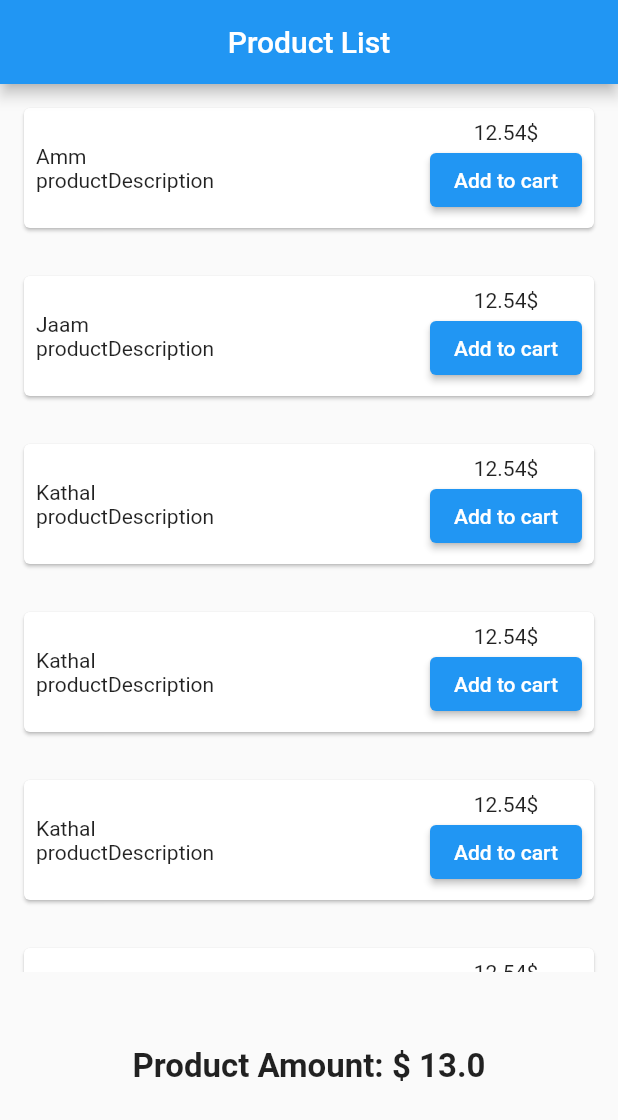
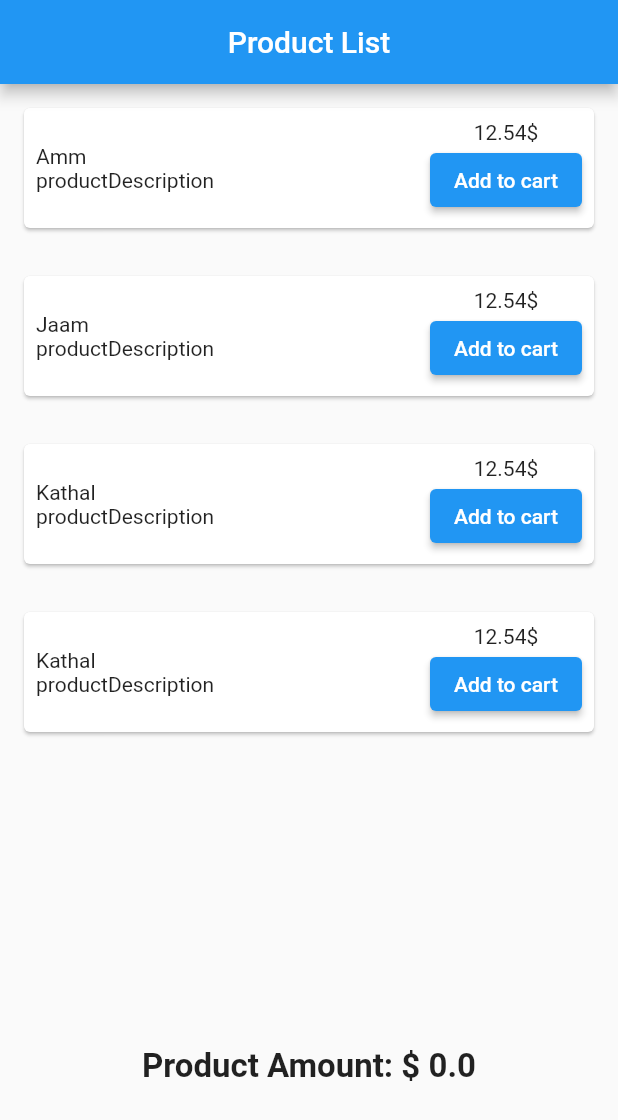
Before and after one commit to royalcourtbd/project_sqflite, a Flutter app: the screen it shows after launch, after a tap on "Add to cart", on a phone screen of 412 x 824 dp. Shown: the top 1120 px of the screen. Run offline on Flutter 3.47's test engine with Material 2 defaults, Android fonts, the light colour scheme and no system bars; our stand-ins replace get, sqflite; accounts and stored records are empty.

Commit message:
note app, with getX

```diff
--- a/lib/data/database_helper.dart
+++ b/lib/data/database_helper.dart
@@ -1,5 +1,6 @@
 import 'package:path_provider/path_provider.dart';
 import 'package:project_sqflite/data/employee_model.dart';
+import 'package:project_sqflite/data/product_model.dart';
 
 import 'package:sqflite/sqflite.dart';
 import 'package:path/path.dart' as Path;
@@ -8,15 +9,18 @@ class DatabaseHelper {
   static const String createEmployeeTable =
       '''create table $databaseTableName($databaseEmployeeTableColumnId integer primary key autoincrement, $databaseEmployeeTableColumnName text not null,  $databaseEmployeeTableColumnDesignation text not null)''';
 
+  static const String productTable =
+      '''create table $databaseTableName2('id' integer primary key autoincrement, 'productName' text not null,  'productImage' text not null, 'price' real not null, 'productDescription' text not null)''';
+
   static Future<Database> open() async {
     final dbPath = await getApplicationDocumentsDirectory();
-    final path = Path.join(dbPath.path, databaseName);
+    final path = Path.join(dbPath.path, 'databaseName.db');
 
     return openDatabase(
       path,
       version: databaseVersion,
       onCreate: (db, version) {
-        db.execute(createEmployeeTable);
+        db.execute(productTable);
       },
     );
   }
@@ -35,6 +39,14 @@ class DatabaseHelper {
     return List.generate(
         map.length, (index) => EmployeeModel.fromJson(map[index]));
   }
+  static Future<List<ProductModel>> getAllProduct() async {
+    final db = await open();
+    final List<Map<String, dynamic>> map = await db.query(databaseTableName2,
+        orderBy: 'productName');
+
+    return List.generate(
+        map.length, (index) => ProductModel.fromMap(map[index]));
+  }
 
   static Future<int> updateDatabase(Map<String, dynamic> map) async {
     final db = await open();
--- a/lib/data/employee_model.dart
+++ b/lib/data/employee_model.dart
@@ -3,6 +3,7 @@
 const String databaseName = 'employeeDatabase.db';
 const int databaseVersion = 1;
 const String databaseTableName = 'employeeTable';
+
 const String databaseEmployeeTableColumnId = 'id';
 const String databaseEmployeeTableColumnName = 'name';
 const String databaseEmployeeTableColumnDesignation = 'designation';
--- a/lib/data/product_model.dart
+++ b/lib/data/product_model.dart
@@ -1,4 +1,14 @@
 // ignore_for_file: public_member_api_docs, sort_constructors_first
+
+const String productDatabaseName = 'productDatabase.db';
+const int productDatabaseVersion = 1;
+const String productDatabaseTableName = 'productTable';
+const String databaseTableName2 = 'productTable';
+const String databaseProductTableColumnId = 'id';
+const String databaseProductTableColumnName = 'name';
+const String databaseProductTableColumnImage = 'name';
+const String databaseProductTableColumnDescription = 'description';
+const double databaseProductTableColumnPrice = 12.5;
 
 class ProductModel {
   final int id;
--- a/lib/presentation/products_list/cart_controller.dart
+++ b/lib/presentation/products_list/cart_controller.dart
@@ -1,13 +1,22 @@
+import 'package:flutter/material.dart';
 import 'package:get/get.dart';
+import 'package:project_sqflite/data/database_helper.dart';
 import 'package:project_sqflite/data/product_model.dart';
+import 'dart:developer' as dev;
+
+import 'package:project_sqflite/presentation/products_list/product_list_ui_state.dart';
 
 class CartController extends GetxController {
-  final RxList<ProductModel> cartItems = RxList<ProductModel>();
-  int get count => cartItems.length;
-  double get totalPrice =>
-      cartItems.fold(0, (sum, item) => sum + item.price.roundToDouble());
+  Rx<ProductListUiState> uiState = Rx(
+    ProductListUiState(
+      isLoading: false,
+      productList: [],
+      count: 0,
+      totalPrice: 0,
+    ),
+  );
 
-  addToCart(ProductModel product) {
-    cartItems.add(product);
-  }
+
+
+
 }
--- a/lib/presentation/products_list/product_list_controller.dart
+++ b/lib/presentation/products_list/product_list_controller.dart
@@ -1,13 +1,21 @@
+import 'package:flutter/material.dart';
 import 'package:get/get.dart';
+import 'package:project_sqflite/data/database_helper.dart';
 import 'package:project_sqflite/data/product_model.dart';
 import 'package:project_sqflite/presentation/products_list/product_list_ui_state.dart';
+import 'dart:developer' as dev;
 
 class ProductListController extends GetxController {
+  Rx<ProductListUiState> uiState = Rx(ProductListUiState(
+      isLoading: false, productList: [], count: 0, totalPrice: 0));
 
-  Rx<ProductListUiState> uiState = Rx(ProductListUiState(
-    isLoading: false,
-    productList: [],
-  ));
+  // Future<void> fetchNoteList() async {
+  //   _loading();
+  //   final List<ProductModel> productMapList =
+  //       await DatabaseHelper.getAllProduct();
+  //   uiState.value =
+  //       uiState.value.copyWith(isLoading: false, productList: productMapList);
+  // }
 
   Future<void> fetchProductList() async {
     _loading();
@@ -21,56 +29,21 @@ class ProductListController extends GetxController {
         price: 12.54,
       ),
       ProductModel(
-        id: 1,
+        id: 2,
         productName: 'Jaam',
         productImage: 'productImage',
         productDescription: 'productDescription',
         price: 12.54,
       ),
       ProductModel(
-        id: 1,
+        id: 4,
         productName: 'Kathal',
         productImage: 'productImage',
         productDescription: 'productDescription',
         price: 12.54,
       ),
       ProductModel(
-        id: 1,
-        productName: 'Kathal',
-        productImage: 'productImage',
-        productDescription: 'productDescription',
-        price: 12.54,
-      ),
-      ProductModel(
-        id: 1,
-        productName: 'Kathal',
-        productImage: 'productImage',
-        productDescription: 'productDescription',
-        price: 12.54,
-      ),
-      ProductModel(
-        id: 1,
-        productName: 'Kathal',
-        productImage: 'productImage',
-        productDescription: 'productDescription',
-        price: 12.54,
-      ),
-      ProductModel(
-        id: 1,
-        productName: 'Kathal',
-        productImage: 'productImage',
-        productDescription: 'productDescription',
-        price: 12.54,
-      ),
-      ProductModel(
-        id: 1,
-        productName: 'Kathal',
-        productImage: 'productImage',
-        productDescription: 'productDescription',
-        price: 12.54,
-      ),
-      ProductModel(
-        id: 1,
+        id: 3,
         productName: 'Kathal',
         productImage: 'productImage',
         productDescription: 'productDescription',
@@ -81,10 +54,37 @@ class ProductListController extends GetxController {
         uiState.value.copyWith(productList: productMapList, isLoading: false);
   }
 
+  Future<void> insertCartProduct(
+      {required ProductModel? productModel,
+      required VoidCallback onInserted}) async {
+    if (productModel == null) return;
+    final product = productModel.toMap();
+    dev.log(product.toString());
+
+    DatabaseHelper.insertData(databaseTableName2, product);
+
+    uiState.value = uiState.value.copyWith(
+        totalPrice: uiState.value.productList
+            .fold(0, (sum, item) => sum ?? 0 + item.price.roundToDouble()),
+        count: uiState.value.productList.length);
+
+    onInserted();
+  }
+
+  Future<void> getCartList() async {
+    final List<ProductModel> productMapList =
+        await DatabaseHelper.getAllProduct();
+    uiState.value = uiState.value.copyWith(productList: productMapList);
+
+    uiState.value =
+        uiState.value.copyWith(productList: productMapList, isLoading: false);
+  }
+
   @override
   void onInit() {
     super.onInit();
     fetchProductList();
+    getCartList();
   }
 
   void _loading() => uiState.value = uiState.value.copyWith(isLoading: true);
--- a/lib/presentation/products_list/product_list_page.dart
+++ b/lib/presentation/products_list/product_list_page.dart
@@ -56,8 +56,10 @@ class ProductListPage extends StatelessWidget {
                                         Text('${products[index].price}\$'),
                                         ElevatedButton(
                                           onPressed: () {
-                                            _cartController
-                                                .addToCart(products[index]);
+                                            _productListController.insertCartProduct(
+                                              productModel: products[index],
+                                              onInserted: () {},
+                                            );
                                           },
                                           child: const Text('Add to cart'),
                                         ),
@@ -73,7 +75,7 @@ class ProductListPage extends StatelessWidget {
               ),
               const SizedBox(height: 50),
               Obx(() => Text(
-                    'Product Amount: \$ ${_cartController.totalPrice}',
+                    'Product Amount: \$ ${_cartController.uiState.value.totalPrice}',
                     style: const TextStyle(
                         fontWeight: FontWeight.bold, fontSize: 22),
                   )),
--- a/lib/presentation/products_list/product_list_ui_state.dart
+++ b/lib/presentation/products_list/product_list_ui_state.dart
@@ -3,20 +3,28 @@
 import 'package:project_sqflite/data/product_model.dart';
 
 class ProductListUiState {
-  bool isLoading;
-  List<ProductModel> productList;
+  final bool isLoading;
+  final List<ProductModel> productList;
+  final int count;
+  final double totalPrice;
   ProductListUiState({
     required this.isLoading,
     required this.productList,
+    required this.count,
+    required this.totalPrice,
   });
 
   ProductListUiState copyWith({
     bool? isLoading,
     List<ProductModel>? productList,
+    int? count,
+    double? totalPrice,
   }) {
     return ProductListUiState(
       isLoading: isLoading ?? this.isLoading,
       productList: productList ?? this.productList,
+      count: count ?? this.count,
+      totalPrice: totalPrice ?? this.totalPrice,
     );
   }
 }
```
